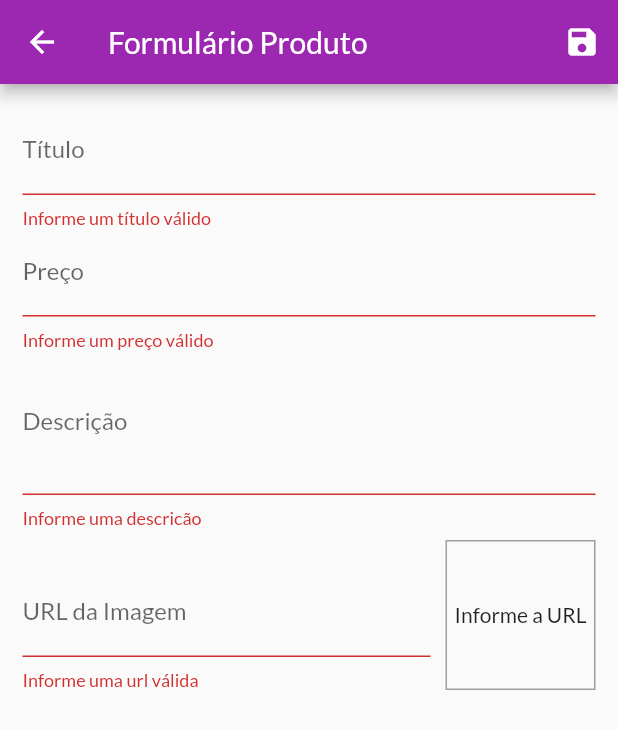
After one commit to rodrigolmacedo/flutter_shop, a Flutter app: the ProductFormScreen screen opened by its route, after a tap on the "save" icon, on a phone screen of 412 x 824 dp. The commit adds this screen. Shown: the top 729 px of the screen. Run offline on Flutter 3.47's test engine with Material 2 defaults, Android fonts, the phone set to English and light mode, and no system bars; network calls fail.

Commit message:
fim forms

```diff
--- a/shop/lib/main.dart
+++ b/shop/lib/main.dart
@@ -8,6 +8,8 @@ import 'package:shop/views/cart_screen.dart';
 import 'package:shop/views/order_screen.dart';
 import 'package:shop/views/product_detail_screen.dart';
 import 'package:shop/views/products_overview_screen.dart';
+import 'package:shop/views/products_screen.dart';
+import 'package:shop/views/proudct_form_screen.dart';
 
 void main() => runApp(MyApp());
 
@@ -31,6 +33,8 @@ class MyApp extends StatelessWidget {
         //home: ProductOverviewScreen(),
         routes: {
           AppRoutes.PRODUCT_DETAIL: (context) => ProductDetailScreen(),
+          AppRoutes.PRODUCT_FORM: (context) => ProductFormScreen(),
+          AppRoutes.PRODUCTS: (context) => ProductsScreen(),
           AppRoutes.CART: (context) => CartScreen(),
           AppRoutes.HOME: (context) => ProductOverviewScreen(),
           AppRoutes.ORDERS: (context) => OrderScreen(),
--- a/shop/lib/providers/product.dart
+++ b/shop/lib/providers/product.dart
@@ -9,7 +9,7 @@ class Product with ChangeNotifier {
   bool isFavorite;
 
   Product({
-    @required this.id,
+    this.id,
     @required this.title,
     @required this.description,
     @required this.price,
--- a/shop/lib/utils/app_routes.dart
+++ b/shop/lib/utils/app_routes.dart
@@ -1,5 +1,7 @@
 class AppRoutes {
   static const PRODUCT_DETAIL = '/product-detail';
+  static const PRODUCT_FORM = '/product-form';
+  static const PRODUCTS = '/products';
   static const CART = '/cart';
   static const ORDERS = '/orders';
   static const HOME = '/';
--- a/shop/lib/views/cart_screen.dart
+++ b/shop/lib/views/cart_screen.dart
@@ -31,7 +31,7 @@ class CartScreen extends StatelessWidget {
                   ),
                   Chip(
                     label: Text(
-                      'R\$${cart.totalAmount}',
+                      'R\$${cart.totalAmount.toStringAsFixed(2)}',
                       style: TextStyle(
                           color: Theme.of(context)
                               .primaryTextTheme
--- /dev/null
+++ b/shop/lib/views/proudct_form_screen.dart
@@ -0,0 +1,206 @@
+import 'dart:math';
+
+import 'package:flutter/material.dart';
+import 'package:provider/provider.dart';
+import 'package:shop/providers/product.dart';
+import 'package:shop/providers/products.dart';
+
+class ProductFormScreen extends StatefulWidget {
+  @override
+  _ProductFormScreenState createState() => _ProductFormScreenState();
+}
+
+class _ProductFormScreenState extends State<ProductFormScreen> {
+  final _priceFocusNode = FocusNode();
+  final _descriptionFocusNode = FocusNode();
+  final _imageURL = FocusNode();
+  final _imageUrlController = TextEditingController();
+
+  final _form = GlobalKey<FormState>();
+  final _formData = Map<String, Object>();
+
+  void _updateImageUrl() {
+    if (isValidImageUrl(_imageUrlController.text)) {
+      setState(() {});
+    }
+  }
+
+  @override
+  void initState() {
+    super.initState();
+    _imageURL.addListener(_updateImageUrl);
+  }
+
+  @override
+  void didChangeDependencies() {
+    super.didChangeDependencies();
+
+    if (_formData.isEmpty) {
+      final product = ModalRoute.of(context).settings.arguments as Product;
+      if (product != null) {
+        _formData['id'] = product.id;
+        _formData['description'] = product.description;
+        _formData['price'] = product.price;
+        _formData['tittle'] = product.title;
+        _formData['imageUrl'] = product.imageUrl;
+
+        _imageUrlController.text = _formData['imageUrl'];
+      } else {
+        _formData['price'] = '';
+      }
+    }
+  }
+
+  @override
+  void dispose() {
+    super.dispose();
+    _priceFocusNode.dispose();
+    _descriptionFocusNode.dispose();
+    _imageURL.removeListener(_updateImageUrl);
+    _imageURL.dispose();
+  }
+
+  bool isValidImageUrl(String url) {
+    bool startWithHttp = url.toLowerCase().startsWith('http://');
+    bool startWithHttps = url.toLowerCase().startsWith('https://');
+    bool endsWithPng = url.toLowerCase().endsWith('.png');
+    bool endsWithJpg = url.toLowerCase().endsWith('.jpg');
+    bool endsWithJpeg = url.toLowerCase().endsWith('.jpeg');
+    return ((startWithHttp || startWithHttps) &&
+        (endsWithJpeg || endsWithJpg || endsWithPng));
+  }
+
+  void _saveForm() {
+    bool isValid = _form.currentState.validate();
+
+    if (!isValid) return;
+
+    _form.currentState.save();
+    final product = Product(
+        id: _formData['id'],
+        title: _formData['tittle'],
+        description: _formData['description'],
+        price: _formData['price'],
+        imageUrl: _formData['imageUrl']);
+    final products = Provider.of<Products>(context, listen: false);
+    if (_formData['id'] == null) {
+      products.addProduct(product);
+    } else {
+      products.updateProduct(product);
+    }
+    Navigator.of(context).pop();
+  }
+
+  @override
+  Widget build(BuildContext context) {
+    return Scaffold(
+      appBar: AppBar(
+        title: Text('Formulário Produto'),
+        actions: <Widget>[
+          IconButton(icon: Icon(Icons.save), onPressed: _saveForm)
+        ],
+      ),
+      body: Padding(
+        padding: const EdgeInsets.all(15.0),
+        child: Form(
+            key: _form,
+            child: ListView(
+              children: <Widget>[
+                TextFormField(
+                  initialValue: _formData['tittle'],
+                  textInputAction: TextInputAction.next,
+                  decoration: InputDecoration(labelText: 'Título'),
+                  onSaved: (newValue) => _formData['tittle'] = newValue,
+                  onFieldSubmitted: (_) =>
+                      FocusScope.of(context).requestFocus(_priceFocusNode),
+                  validator: (value) {
+                    if (value.trim().isEmpty) return 'Informe um título válido';
+
+                    if (value.trim().length < 3)
+                      return 'Informe um título com no mínimo 3 letras.';
+
+                    return null;
+                  },
+                ),
+                TextFormField(
+                  initialValue: _formData['price'].toString(),
+                  focusNode: _priceFocusNode,
+                  textInputAction: TextInputAction.next,
+                  keyboardType: TextInputType.numberWithOptions(decimal: true),
+                  onSaved: (newValue) =>
+                      _formData['price'] = double.parse(newValue),
+                  decoration: InputDecoration(labelText: 'Preço'),
+                  onFieldSubmitted: (_) => FocusScope.of(context)
+                      .requestFocus(_descriptionFocusNode),
+                  validator: (value) {
+                    bool isEmpty = value.trim().isEmpty;
+                    var newPrice = double.tryParse(value);
+                    bool isInvalid = newPrice == null || newPrice <= 0;
+                    if (isEmpty || isInvalid) {
+                      return 'Informe um preço válido';
+                    }
+                    return null;
+                  },
+                ),
+                TextFormField(
+                  initialValue: _formData['description'],
+                  focusNode: _descriptionFocusNode,
+                  keyboardType: TextInputType.multiline,
+                  maxLines: 3,
+                  onSaved: (newValue) => _formData['description'] = newValue,
+                  decoration: InputDecoration(labelText: 'Descrição'),
+                  validator: (value) {
+                    if (value.trim().isEmpty) return 'Informe uma descricão';
+
+                    return null;
+                  },
+                ),
+                Row(
+                  crossAxisAlignment: CrossAxisAlignment.end,
+                  children: <Widget>[
+                    Expanded(
+                      child: TextFormField(
+                        focusNode: _imageURL,
+                        controller: _imageUrlController,
+                        onSaved: (newValue) => _formData['imageUrl'] = newValue,
+                        decoration: InputDecoration(labelText: 'URL da Imagem'),
+                        keyboardType: TextInputType.url,
+                        textInputAction: TextInputAction.done,
+                        onFieldSubmitted: (_) => _saveForm(),
+                        validator: (value) {
+                          if (value.trim().isEmpty) {
+                            return 'Informe uma url válida';
+                          }
+                          if (!isValidImageUrl(value)) {
+                            return 'Informe uma url válida';
+                          }
+                          return null;
+                        },
+                      ),
+                    ),
+                    Container(
+                        alignment: Alignment.center,
+                        margin: const EdgeInsets.only(top: 8, left: 10),
+                        width: 100,
+                        height: 100,
+                        decoration: BoxDecoration(
+                          border: Border.all(color: Colors.grey, width: 1),
+                        ),
+                        child: _imageUrlController.text.isEmpty
+                            ? Text(
+                                'Informe a URL',
+                              )
+                            : FittedBox(
+                                child: Image.network(
+                                  _imageUrlController.text,
+                                  fit: BoxFit.cover,
+                                ),
+                              ))
+                  ],
+                )
+              ],
+            )),
+      ),
+    );
+  }
+}
--- a/shop/lib/widgets/products_grid.dart
+++ b/shop/lib/widgets/products_grid.dart
@@ -1,7 +1,7 @@
 import 'package:flutter/material.dart';
 import 'package:provider/provider.dart';
 import 'package:shop/providers/products.dart';
-import 'package:shop/widgets/product_item.dart';
+import 'package:shop/widgets/product_grid_item.dart';
 
 class ProductGrid extends StatelessWidget {
   final bool showFavoriteOnly;
@@ -19,7 +19,7 @@ class ProductGrid extends StatelessWidget {
       itemCount: products.length,
       itemBuilder: (context, index) => ChangeNotifierProvider.value(
         value: products[index],
-        child: ProductItem(),
+        child: ProductGridItem(),
       ),
       gridDelegate: SliverGridDelegateWithFixedCrossAxisCount(
         crossAxisCount: 2,
```
Also changed, not shown: shop/lib/providers/cart.dart (+19 -0 lines), shop/lib/providers/products.dart (+33 -2 lines), shop/lib/views/products_screen.dart (added, +39 -0 lines), shop/lib/widgets/app_drawer.dart (+7 -0 lines), shop/lib/widgets/cart_item_widget.dart (+15 -1 lines), shop/lib/widgets/product_grid_item.dart (added, +65 -0 lines), shop/lib/widgets/product_item.dart (+45 -36 lines).
